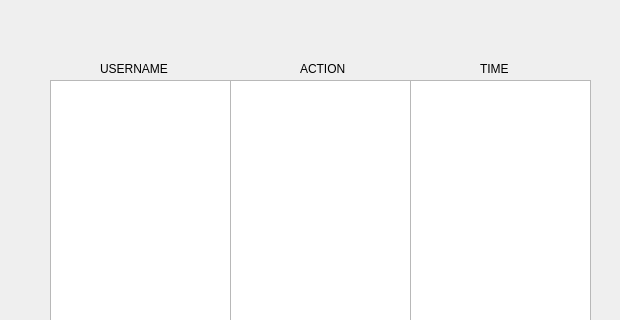
andreaslydemann/FlexVault, file FlexVault_Qt/activitylog.ui: the form before one commit; both pictures show x 180 to 800 and y 0 to 320 of the 800 by 480 pixel window.
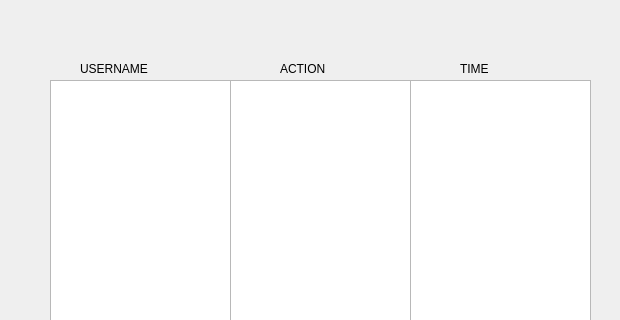
The form after the commit.

Diff of the .ui file:
```diff
--- a/FlexVault_Qt/activitylog.ui
+++ b/FlexVault_Qt/activitylog.ui
@@ -74,7 +74,7 @@
   <widget class="QLabel" name="usernameLabel">
    <property name="geometry">
     <rect>
-     <x>280</x>
+     <x>260</x>
      <y>60</y>
      <width>91</width>
      <height>17</height>
@@ -87,7 +87,7 @@
   <widget class="QLabel" name="actionLabel">
    <property name="geometry">
     <rect>
-     <x>480</x>
+     <x>460</x>
      <y>60</y>
      <width>69</width>
      <height>17</height>
@@ -100,7 +100,7 @@
   <widget class="QLabel" name="timeLabel">
    <property name="geometry">
     <rect>
-     <x>660</x>
+     <x>640</x>
      <y>60</y>
      <width>41</width>
      <height>17</height>
```
